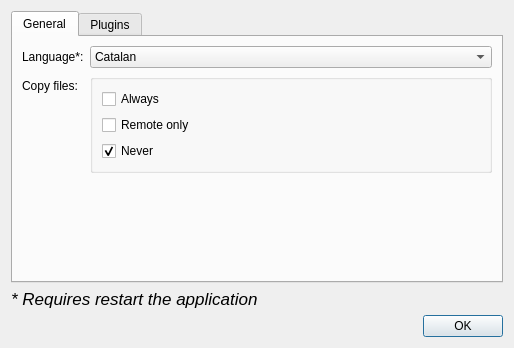
First picture: the form in ui/designer/preferences.ui, repository arielvb/collector, before the edit.
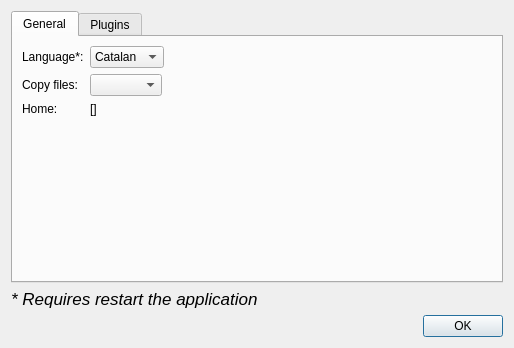
Second picture: the form after the edit.

Commit message: Display home path in the preferences view

The edit to the form file:
```diff
--- a/ui/designer/preferences.ui
+++ b/ui/designer/preferences.ui
@@ -24,6 +24,9 @@
        <string>General</string>
       </attribute>
       <layout class="QFormLayout" name="formLayout">
+       <property name="fieldGrowthPolicy">
+        <enum>QFormLayout::FieldsStayAtSizeHint</enum>
+       </property>
        <item row="1" column="0">
         <widget class="QLabel" name="label_2">
          <property name="text">
@@ -58,36 +61,20 @@
         </widget>
        </item>
        <item row="2" column="1">
-        <widget class="QGroupBox" name="copygroup">
-         <property name="title">
-          <string/>
-         </property>
-         <layout class="QVBoxLayout" name="verticalLayout_5">
-          <item>
-           <widget class="QCheckBox" name="copy_always">
-            <property name="text">
-             <string>Always</string>
-            </property>
-           </widget>
-          </item>
-          <item>
-           <widget class="QCheckBox" name="copy_remote">
+        <widget class="QComboBox" name="copy_combo"/>
+       </item>
+       <item row="3" column="0">
+        <widget class="QLabel" name="label_5">
             <property name="text">
-             <string>Remote only</string>
+          <string>Home:</string>
             </property>
            </widget>
           </item>
-          <item>
-           <widget class="QCheckBox" name="copy_never">
+       <item row="3" column="1">
+        <widget class="QLabel" name="home">
             <property name="text">
-             <string>Never</string>
-            </property>
-            <property name="checked">
-             <bool>true</bool>
-            </property>
-           </widget>
-          </item>
-         </layout>
+          <string notr="true">[]</string>
+         </property>
         </widget>
        </item>
       </layout>
```
Lines whose indentation alone changed are shown as unchanged. The commit also changes 1 other file.
